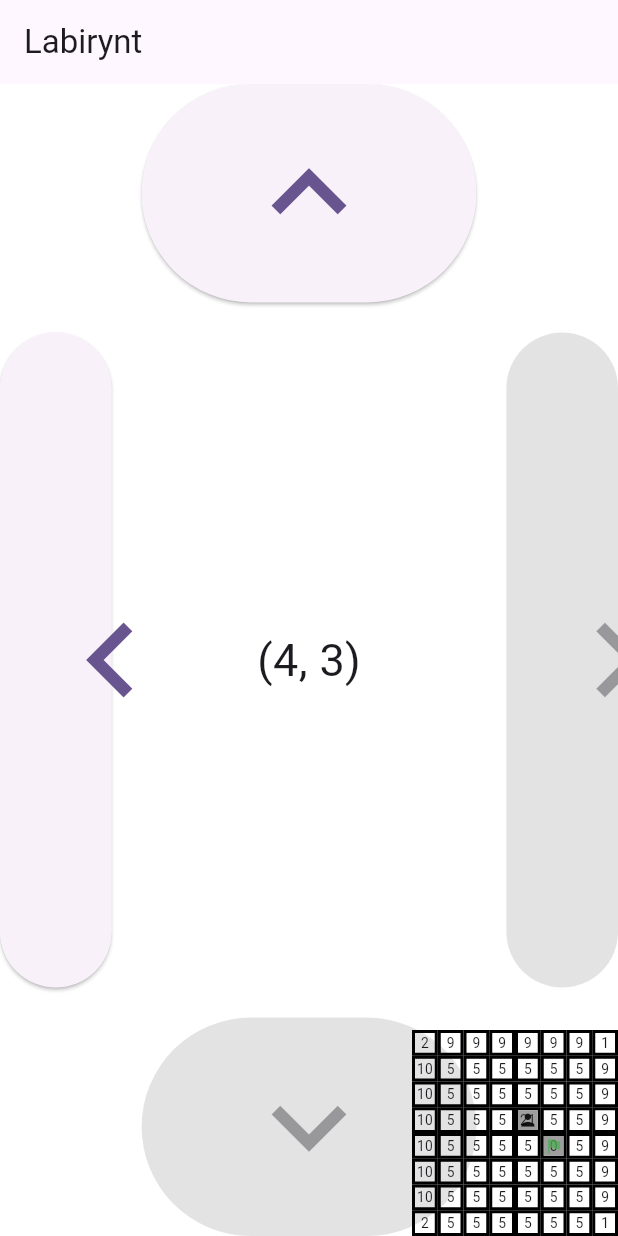
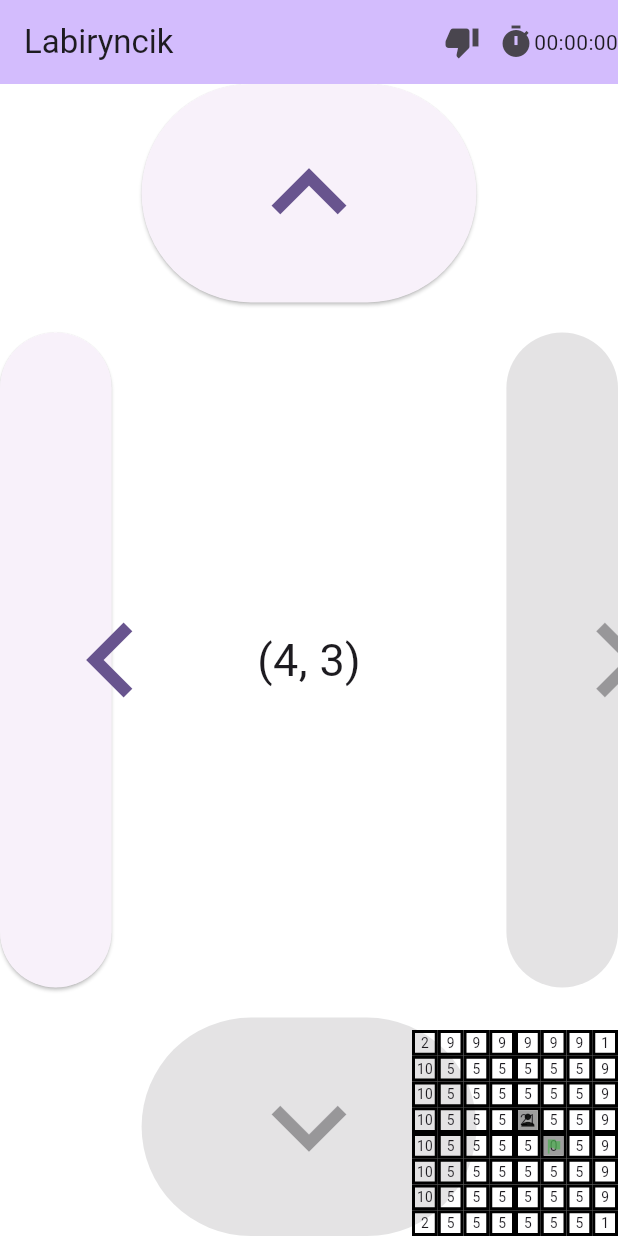
Before and after one commit to michalo1334/pam_mo_zad3, a Flutter app: the GamePage screen opened directly, on a phone screen of 412 x 824 dp. Run offline on Flutter 3.47's test engine with Material 3 defaults, Android fonts, the light colour scheme and no system bars; drawn by our look-alikes of flutter_layout_grid.

Commit message:
Added timer display Added give up button

```diff
--- a/lib/view/pages/game_page.dart
+++ b/lib/view/pages/game_page.dart
@@ -1,3 +1,5 @@
+import 'dart:async';
+
 import 'package:flutter/material.dart';
 import 'package:flutter_layout_grid/flutter_layout_grid.dart';
 import 'package:pam_mo_zad3/model/game_session.dart';
@@ -23,10 +25,13 @@ class GamePage extends StatefulWidget {
 }
 
 class _GamePageState extends State<GamePage> {
+  Timer? timer;
+
   GameSession get gameSession => widget.gameSession;
 
   @override
   void initState() {
+    timer = Timer.periodic(const Duration(milliseconds: 500), (timer) {setState((){});});
 
     gameSession.addListener(() {
       if(gameSession.finished) {
@@ -38,10 +43,21 @@ class _GamePageState extends State<GamePage> {
   }
 
   @override
+  void dispose() {
+    timer?.cancel();
+    super.dispose();
+  }
+
+  @override
   Widget build(BuildContext context) {
     return Scaffold(
       appBar: AppBar(
-        title: Text("Labirynt"),
+        backgroundColor: Theme.of(context).colorScheme.inversePrimary,
+        title: Text("Labiryncik"),
+        actions: [
+          _buildGiveUpButton(),
+          _buildTime(),
+        ],
       ),
       body: Stack(
         alignment: Alignment.bottomRight,
@@ -73,6 +89,25 @@ class _GamePageState extends State<GamePage> {
     );
   }
 
+  Widget _buildTime() {
+    return Row(
+      children: [
+        const Icon(Icons.timer),
+        Text(_format(gameSession.stopwatch.elapsed))
+      ],
+    );
+  }
+
+  Widget _buildGiveUpButton() {
+    return IconButton(
+        onPressed: () {gameSession.finishSession(win: false); _navigateToScorePage();},
+        tooltip: "Poddaj się",
+        icon: const Icon(Icons.thumb_down)
+    );
+  }
+
+  String _format(Duration d) => d.toString().split('.').first.padLeft(8, "0");
+
   void _navigateToScorePage() async {
     var nav = Navigator.of(context);
     await Future.delayed(const Duration(seconds: 1));
```
